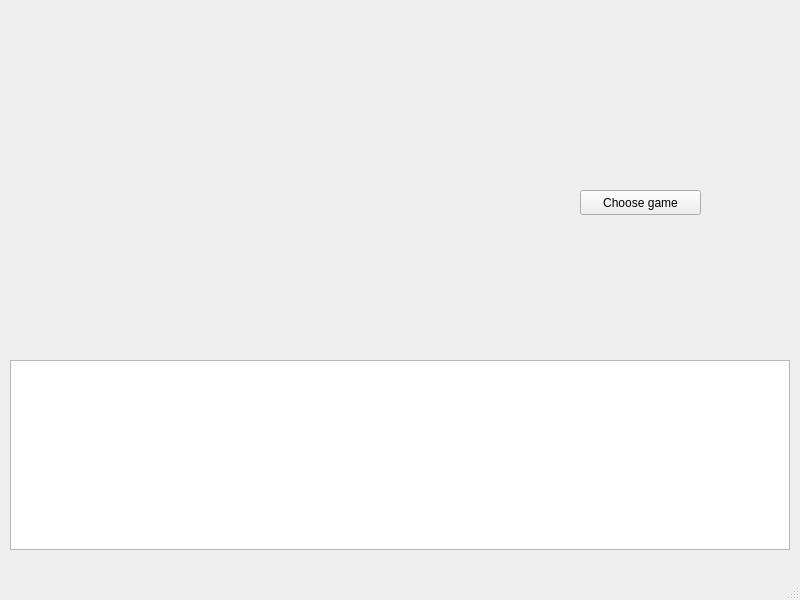
Old version of the form src/mainwindow.ui in the repository MathThree/queens_game.
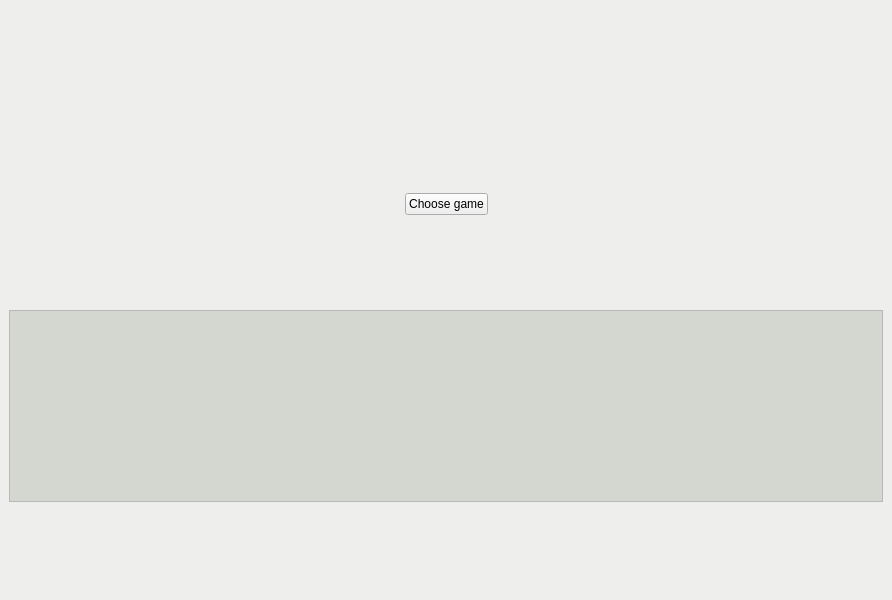
New version of the form.

Commit message: feat: make game grid resize with window and stay centered

```diff
--- a/src/mainwindow.ui
+++ b/src/mainwindow.ui
@@ -6,64 +6,174 @@
    <rect>
     <x>0</x>
     <y>0</y>
-    <width>800</width>
+    <width>892</width>
     <height>600</height>
    </rect>
   </property>
+  <property name="palette">
+   <palette>
+    <active>
+     <colorrole role="Base">
+      <brush brushstyle="SolidPattern">
+       <color alpha="255">
+        <red>211</red>
+        <green>215</green>
+        <blue>207</blue>
+       </color>
+      </brush>
+     </colorrole>
+     <colorrole role="Window">
+      <brush brushstyle="SolidPattern">
+       <color alpha="255">
+        <red>238</red>
+        <green>238</green>
+        <blue>236</blue>
+       </color>
+      </brush>
+     </colorrole>
+    </active>
+    <inactive>
+     <colorrole role="Base">
+      <brush brushstyle="SolidPattern">
+       <color alpha="255">
+        <red>211</red>
+        <green>215</green>
+        <blue>207</blue>
+       </color>
+      </brush>
+     </colorrole>
+     <colorrole role="Window">
+      <brush brushstyle="SolidPattern">
+       <color alpha="255">
+        <red>238</red>
+        <green>238</green>
+        <blue>236</blue>
+       </color>
+      </brush>
+     </colorrole>
+    </inactive>
+    <disabled>
+     <colorrole role="Base">
+      <brush brushstyle="SolidPattern">
+       <color alpha="255">
+        <red>238</red>
+        <green>238</green>
+        <blue>236</blue>
+       </color>
+      </brush>
+     </colorrole>
+     <colorrole role="Window">
+      <brush brushstyle="SolidPattern">
+       <color alpha="255">
+        <red>238</red>
+        <green>238</green>
+        <blue>236</blue>
+       </color>
+      </brush>
+     </colorrole>
+    </disabled>
+   </palette>
+  </property>
   <property name="windowTitle">
    <string>MainWindow</string>
   </property>
   <widget class="QWidget" name="centralwidget">
-   <widget class="QTextBrowser" name="debugText">
-    <property name="geometry">
-     <rect>
-      <x>10</x>
-      <y>360</y>
-      <width>780</width>
-      <height>190</height>
-     </rect>
-    </property>
-    <property name="font">
-     <font>
-      <family>Courier</family>
-      <pointsize>8</pointsize>
-      <weight>75</weight>
-      <bold>true</bold>
-      <kerning>true</kerning>
-     </font>
-    </property>
-   </widget>
-   <widget class="QWidget" name="gridLayoutWidget">
-    <property name="geometry">
-     <rect>
-      <x>109</x>
-      <y>49</y>
-      <width>311</width>
-      <height>181</height>
-     </rect>
-    </property>
-    <layout class="QGridLayout" name="gameGrid">
-     <property name="sizeConstraint">
-      <enum>QLayout::SetMaximumSize</enum>
-     </property>
-     <property name="spacing">
-      <number>0</number>
-     </property>
-    </layout>
-   </widget>
-   <widget class="QPushButton" name="chooseGameButton">
-    <property name="geometry">
-     <rect>
-      <x>580</x>
-      <y>190</y>
-      <width>121</width>
-      <height>25</height>
-     </rect>
-    </property>
-    <property name="text">
-     <string>Choose game</string>
-    </property>
-   </widget>
+   <layout class="QVBoxLayout" name="verticalLayout_2">
+    <item>
+     <layout class="QHBoxLayout" name="hLayout_game">
+      <item>
+       <widget class="QWidget" name="gameWidget" native="true">
+        <property name="sizePolicy">
+         <sizepolicy hsizetype="Fixed" vsizetype="Fixed">
+          <horstretch>0</horstretch>
+          <verstretch>0</verstretch>
+         </sizepolicy>
+        </property>
+        <widget class="QWidget" name="gridLayoutWidget">
+         <property name="geometry">
+          <rect>
+           <x>10</x>
+           <y>50</y>
+           <width>431</width>
+           <height>201</height>
+          </rect>
+         </property>
+         <layout class="QGridLayout" name="gameGrid">
+          <property name="sizeConstraint">
+           <enum>QLayout::SetDefaultConstraint</enum>
+          </property>
+          <property name="spacing">
+           <number>0</number>
+          </property>
+         </layout>
+        </widget>
+       </widget>
+      </item>
+     </layout>
+    </item>
+    <item>
+     <layout class="QHBoxLayout" name="hLayout_chooseGame">
+      <item>
+       <spacer name="hSpacer1">
+        <property name="orientation">
+         <enum>Qt::Horizontal</enum>
+        </property>
+        <property name="sizeHint" stdset="0">
+         <size>
+          <width>40</width>
+          <height>20</height>
+         </size>
+        </property>
+       </spacer>
+      </item>
+      <item>
+       <widget class="QPushButton" name="chooseGameButton">
+        <property name="sizePolicy">
+         <sizepolicy hsizetype="Fixed" vsizetype="Fixed">
+          <horstretch>0</horstretch>
+          <verstretch>0</verstretch>
+         </sizepolicy>
+        </property>
+        <property name="text">
+         <string>Choose game</string>
+        </property>
+       </widget>
+      </item>
+      <item>
+       <spacer name="hSpacer0">
+        <property name="orientation">
+         <enum>Qt::Horizontal</enum>
+        </property>
+        <property name="sizeHint" stdset="0">
+         <size>
+          <width>40</width>
+          <height>20</height>
+         </size>
+        </property>
+       </spacer>
+      </item>
+     </layout>
+    </item>
+    <item>
+     <widget class="QTextBrowser" name="debugText">
+      <property name="sizePolicy">
+       <sizepolicy hsizetype="Expanding" vsizetype="Fixed">
+        <horstretch>0</horstretch>
+        <verstretch>0</verstretch>
+       </sizepolicy>
+      </property>
+      <property name="font">
+       <font>
+        <family>Courier</family>
+        <pointsize>8</pointsize>
+        <weight>75</weight>
+        <bold>true</bold>
+        <kerning>true</kerning>
+       </font>
+      </property>
+     </widget>
+    </item>
+   </layout>
   </widget>
   <widget class="QMenuBar" name="menubar">
    <property name="geometry">
@@ -75,7 +185,6 @@
     </rect>
    </property>
   </widget>
-  <widget class="QStatusBar" name="statusbar"/>
  </widget>
  <resources/>
  <connections/>
```
Left out of the diff: 2 changed lines with no effect on the pictures. The commit also changes 5 other files.
